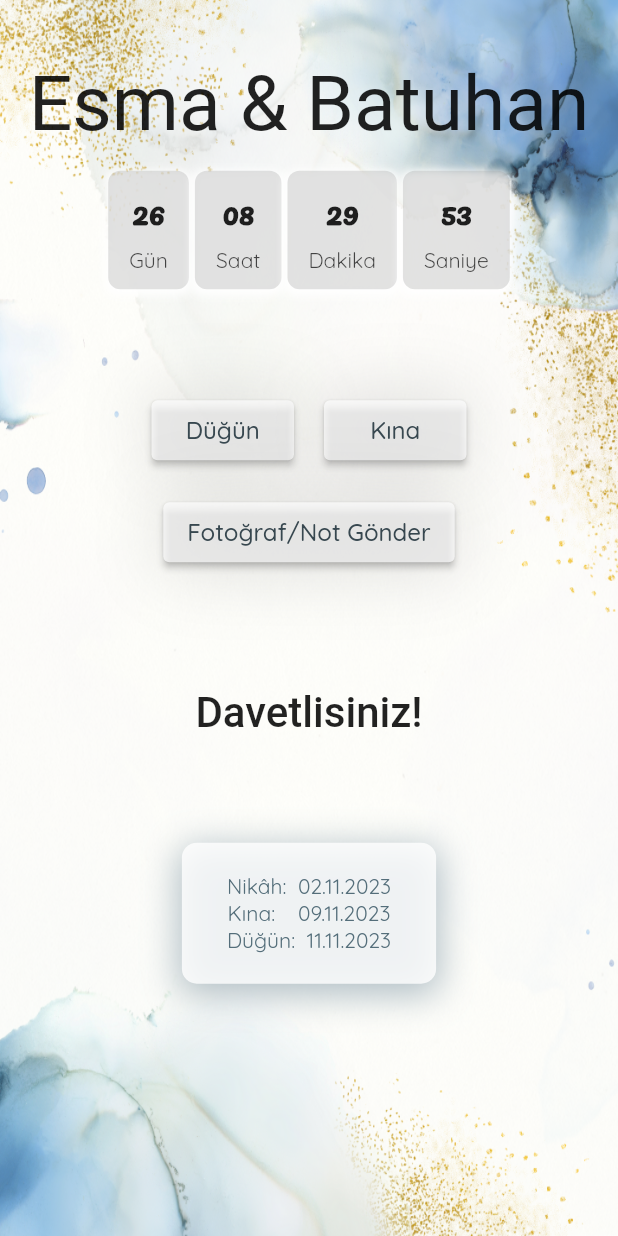
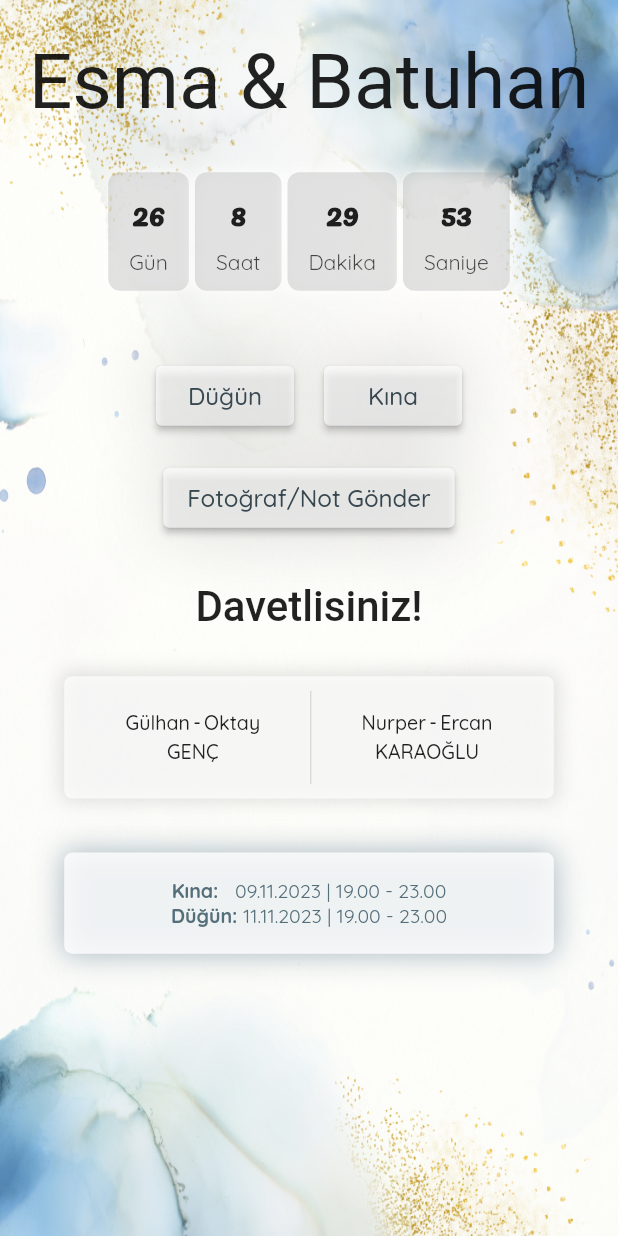
Before and after one commit to mordeve/esmabatu, a Flutter app: the screen it shows after launch, on a phone screen of 412 x 824 dp. Run offline on Flutter 3.47's test engine with Material 2 defaults, Android fonts, the light colour scheme and no system bars; our stand-ins replace firebase_core, firebase_storage, get, google_fonts, image_picker; missing offline and left inert: dart:html; accounts and stored records are empty; Roboto replaces fonts that are missing (Parisienne); statements that could not run were skipped.

Commit message:
update dates widget and add family card

```diff
--- a/lib/pages/home_page.dart
+++ b/lib/pages/home_page.dart
@@ -1,5 +1,3 @@
-import 'dart:async';
-
 import 'package:esmabatu/controllers/main_controller.dart';
 import 'package:esmabatu/route.dart';
 import 'package:esmabatu/utils/constants.dart';
@@ -7,6 +5,7 @@
 import 'package:esmabatu/widgets/custom_button.dart';
 import 'package:esmabatu/widgets/custom_snackbar.dart';
 import 'package:esmabatu/widgets/dates_widget.dart';
+import 'package:esmabatu/widgets/family_card.dart';
 import 'package:esmabatu/widgets/timer_counter_widget.dart';
 import 'package:flutter/material.dart';
 import 'package:get/get.dart';
@@ -23,23 +22,7 @@
 class HomePageState extends State<HomePage> {
   final homeController = Get.find<MainController>();
 
-  late Timer timer;
   final TextEditingController senderNameController = TextEditingController();
-
-  @override
-  void initState() {
-    super.initState();
-    timer = Timer.periodic(
-      const Duration(milliseconds: 1000),
-      (Timer t) => homeController.calculateRemainingTime(),
-    );
-  }
-
-  @override
-  void dispose() {
-    super.dispose();
-    timer.cancel();
-  }
 
   final ImagePicker picker = ImagePicker();
 
@@ -72,7 +55,6 @@
     }
   }
 
-  // open a beautiful dialog and write a note and bottom "Gönder" "İptal" buttons
   Future<void> _writeNote() async {
     String note = "";
     await showDialog(
@@ -139,24 +121,24 @@
     return Scaffold(
       backgroundColor: Colors.white,
       body: Container(
-          height: double.infinity,
+        height: MediaQuery.of(context).size.height,
         decoration: const BoxDecoration(
           image: DecorationImage(
             image: AssetImage("assets/main_bg.png"),
             fit: BoxFit.fill,
           ),
-            // make elliptical shape from top
         ),
         child: SingleChildScrollView(
           child: Column(
             children: [
               const CustomAppBar(),
+              const SizedBox(height: 16.0),
               const CountdownWidget(),
               Padding(
                 padding: const EdgeInsets.all(8.0),
                 child: Column(
                   children: [
-                      const SizedBox(height: 60.0),
+                    const SizedBox(height: 36.0),
                     Wrap(
                       alignment: WrapAlignment.center,
                       spacing: 20,
@@ -168,12 +150,6 @@
                             MyRoute.weddingPage,
                           ),
                         ),
-                          // CustomButton(
-                          //   btnText: 'Nikah',
-                          //   onPressed: () => Get.rootDelegate.toNamed(
-                          //     MyRoute.nikahPage,
-                          //   ),
-                          // ),
                         CustomButton(
                           btnText: 'Kına',
                           onPressed: () => Get.rootDelegate.toNamed(
@@ -189,7 +165,7 @@
                     Container(
                       alignment: Alignment.center,
                       padding: const EdgeInsets.only(
-                            top: 80, bottom: 20, left: 20, right: 20),
+                          top: 32, bottom: 30, left: 20, right: 20),
                       child: Text(
                         invNote,
                         style: GoogleFonts.alexBrush(
@@ -198,17 +174,22 @@
                         ),
                       ),
                     ),
+                    const FamilyCard(),
                     const SizedBox(
-                        height: 50,
+                      height: 36,
                     ),
                     const DatesWidget(),
                   ],
                 ),
               ),
+              const SizedBox(
+                height: 40,
+              ),
             ],
           ),
         ),
-        ));
+      ),
+    );
   }
 
   void customBottomModalSheet(BuildContext context) {
--- a/lib/utils/constants.dart
+++ b/lib/utils/constants.dart
@@ -1,3 +1,4 @@
+import 'package:esmabatu/widgets/family_card.dart';
 import 'package:flutter/material.dart';
 
 const appName = "Esma & Batuhan";
@@ -19,4 +20,15 @@
 const invNote = "Davetlisiniz!";
 
 const kButtonTextSize = 16.0;
-const kButtonSize = Size(95, 40);
+const kButtonSize = Size(92, 40);
+
+const gelinMom = "Gülhan";
+const gelinDad = "Oktay";
+const gelinLastname = "GENÇ";
+
+const damatMom = "Nurper";
+const damatDad = "Ercan";
+const damatLastname = "KARAOĞLU";
+
+const dugunText = "11.11.2023 | 19.00 - 23.00";
+const kinaText = "09.11.2023 | 19.00 - 23.00";
--- a/lib/widgets/custom_app_bar.dart
+++ b/lib/widgets/custom_app_bar.dart
@@ -1,7 +1,5 @@
-import 'package:esmabatu/controllers/main_controller.dart';
 import 'package:esmabatu/utils/constants.dart';
 import 'package:flutter/material.dart';
-import 'package:get/get.dart';
 import 'package:google_fonts/google_fonts.dart';
 
 class CustomAppBar extends StatelessWidget {
@@ -17,7 +15,7 @@
         child: Container(
           alignment: Alignment.topCenter,
           padding: const EdgeInsets.only(
-            top: 92.0,
+            top: 48.0,
             left: 32.0,
             right: 32.0,
             bottom: 12.0,
--- a/lib/widgets/dates_widget.dart
+++ b/lib/widgets/dates_widget.dart
@@ -1,3 +1,4 @@
+import 'package:esmabatu/utils/constants.dart';
 import 'package:flutter/material.dart';
 import 'package:google_fonts/google_fonts.dart';
 
@@ -6,16 +7,18 @@
 
   @override
   Widget build(BuildContext context) {
-    final double datesFontSize = 14.0;
+    const double datesFontSize = 24.0;
+    var screenSize = MediaQuery.of(context).size.width;
 
-    return Container(
-      // Nikâh: 02.11.2023 14.00 - 15.00
-      // Kına: 09.11.2023  19.00 - 23.00
-      // Düğün: 11.11.2023 19.00 - 23.00
-
+    return FittedBox(
+      fit: BoxFit.fitWidth,
+      child: Padding(
+        padding: const EdgeInsets.symmetric(horizontal: 64.0),
+        child: Container(
+          width: screenSize < 800 ? 600 : screenSize * 0.6,
           padding: const EdgeInsets.symmetric(
-        vertical: 20.0,
-        horizontal: 30.0,
+            vertical: 32.0,
+            horizontal: 20.0,
           ),
           decoration: BoxDecoration(
             color: Colors.white.withOpacity(0.8),
@@ -23,9 +26,8 @@
             boxShadow: [
               BoxShadow(
                 color: Colors.blueGrey.shade200,
-            blurRadius: 20,
-            spreadRadius: 2,
-            offset: const Offset(0, 5),
+                blurRadius: 30.0,
+                spreadRadius: 2.0,
               ),
             ],
           ),
@@ -36,34 +38,15 @@
                 text: TextSpan(
                   children: [
                     TextSpan(
-                  text: "Nikâh: ",
-                  style: GoogleFonts.quicksand(
-                    fontSize: datesFontSize,
-                    color: Colors.blueGrey[600],
-                  ),
-                ),
-                TextSpan(
-                  text: " 02.11.2023",
-                  style: GoogleFonts.quicksand(
-                    fontSize: datesFontSize,
-                    color: Colors.blueGrey[600],
-                  ),
-                ),
-              ],
-            ),
-          ),
-          RichText(
-            text: TextSpan(
-              children: [
-                TextSpan(
                       text: "Kına:   ",
                       style: GoogleFonts.quicksand(
                         fontSize: datesFontSize,
                         color: Colors.blueGrey[600],
+                        fontWeight: FontWeight.bold,
                       ),
                     ),
                     TextSpan(
-                  text: " 09.11.2023",
+                      text: kinaText,
                       style: GoogleFonts.quicksand(
                         fontSize: datesFontSize,
                         color: Colors.blueGrey[600],
@@ -80,10 +63,11 @@
                       style: GoogleFonts.quicksand(
                         fontSize: datesFontSize,
                         color: Colors.blueGrey[600],
+                        fontWeight: FontWeight.bold,
                       ),
                     ),
                     TextSpan(
-                  text: " 11.11.2023",
+                      text: dugunText,
                       style: GoogleFonts.quicksand(
                         fontSize: datesFontSize,
                         color: Colors.blueGrey[600],
@@ -94,6 +78,8 @@
               ),
             ],
           ),
+        ),
+      ),
     );
   }
 }
--- /dev/null
+++ b/lib/widgets/family_card.dart
@@ -0,0 +1,102 @@
+import 'package:esmabatu/utils/constants.dart';
+import 'package:flutter/material.dart';
+import 'package:google_fonts/google_fonts.dart';
+
+class FamilyCard extends StatelessWidget {
+  const FamilyCard({Key? key}) : super(key: key);
+
+  @override
+  Widget build(BuildContext context) {
+    return FittedBox(
+      fit: BoxFit.fitWidth,
+      child: Padding(
+        padding: const EdgeInsets.symmetric(horizontal: 64.0),
+        child: Container(
+            width: 600,
+            height: 150,
+            decoration: BoxDecoration(
+              borderRadius: BorderRadius.circular(10),
+              boxShadow: [
+                BoxShadow(
+                  color: Colors.grey.withOpacity(0.3),
+                  blurRadius: 20.0,
+                  spreadRadius: 4.0,
+                ),
+              ],
+              color: Colors.white.withOpacity(0.7),
+            ),
+            child: Padding(
+              padding:
+                  const EdgeInsets.symmetric(vertical: 10.0, horizontal: 14.0),
+              child: Row(
+                mainAxisSize: MainAxisSize.min,
+                mainAxisAlignment: MainAxisAlignment.spaceAround,
+                children: [
+                  const SizedBox(width: 4.0),
+                  familyContent(gelinMom, gelinDad, gelinLastname),
+                  Padding(
+                    padding: const EdgeInsets.all(8.0),
+                    child: VerticalDivider(
+                      color: Colors.black.withOpacity(0.2),
+                      thickness: 1.0,
+                      width: 32.0,
+                    ),
+                  ),
+                  familyContent(damatMom, damatDad, damatLastname),
+                  const SizedBox(width: 4.0),
+                ],
+              ),
+            )),
+      ),
+    );
+  }
+
+  Widget familyContent(String momName, String dadName, String lastname) {
+    const kFamilyFontSize = 24.0;
+    return Column(
+      mainAxisAlignment: MainAxisAlignment.center,
+      crossAxisAlignment: CrossAxisAlignment.center,
+      children: [
+        Row(
+          children: [
+            Text(
+              momName,
+              style: GoogleFonts.quicksand(
+                fontSize: kFamilyFontSize,
+                fontWeight: FontWeight.w500,
+                color: Colors.black87,
+              ),
+            ),
+            const SizedBox(width: 4.0),
+            Text(
+              "-",
+              style: GoogleFonts.quicksand(
+                fontSize: kFamilyFontSize,
+                fontWeight: FontWeight.w500,
+                color: Colors.black87,
+              ),
+            ),
+            const SizedBox(width: 4.0),
+            Text(
+              dadName,
+              style: GoogleFonts.quicksand(
+                fontSize: kFamilyFontSize,
+                fontWeight: FontWeight.w500,
+                color: Colors.black87,
+              ),
+            ),
+          ],
+        ),
+        const SizedBox(height: 6.0),
+        Text(
+          lastname,
+          style: GoogleFonts.quicksand(
+            fontSize: kFamilyFontSize,
+            fontWeight: FontWeight.w500,
+            color: Colors.black87,
+          ),
+        ),
+      ],
+    );
+  }
+}
--- a/lib/widgets/timer_counter_widget.dart
+++ b/lib/widgets/timer_counter_widget.dart
@@ -1,14 +1,39 @@
+import 'dart:async';
+
 import 'package:esmabatu/controllers/main_controller.dart';
 import 'package:flutter/material.dart';
 import 'package:get/get.dart';
 import 'package:google_fonts/google_fonts.dart';
 
-class CountdownWidget extends StatelessWidget {
+class CountdownWidget extends StatefulWidget {
   const CountdownWidget({super.key});
 
   @override
+  State<CountdownWidget> createState() => _CountdownWidgetState();
+}
+
+class _CountdownWidgetState extends State<CountdownWidget> {
+  final controller = Get.find<MainController>();
+
+  late Timer timer;
+
+  @override
+  void initState() {
+    super.initState();
+    timer = Timer.periodic(
+      const Duration(milliseconds: 1000),
+      (Timer t) => controller.calculateRemainingTime(),
+    );
+  }
+
+  @override
+  void dispose() {
+    super.dispose();
+    timer.cancel();
+  }
+
+  @override
   Widget build(BuildContext context) {
-    final controller = Get.find<MainController>();
     return Row(
       mainAxisAlignment: MainAxisAlignment.center,
       children: [
@@ -37,9 +62,7 @@
           boxShadow: [
             BoxShadow(
               color: Colors.white.withOpacity(0.9),
-              blurRadius: 4.0,
-              spreadRadius: 2,
-              offset: const Offset(0, 2),
+              blurRadius: 8.0,
             ),
           ],
           color: Colors.grey.withOpacity(0.3),
@@ -51,7 +74,7 @@
             children: [
               Obx(
                 () => Text(
-                  value.value.toString().padLeft(2, '0'),
+                  value.value.toString(),
                   style: const TextStyle(
                     fontSize: 20.0,
                     fontWeight: FontWeight.bold,
```
Also changed, not shown: 1 other file. Lines whose indentation alone changed are shown as unchanged.
